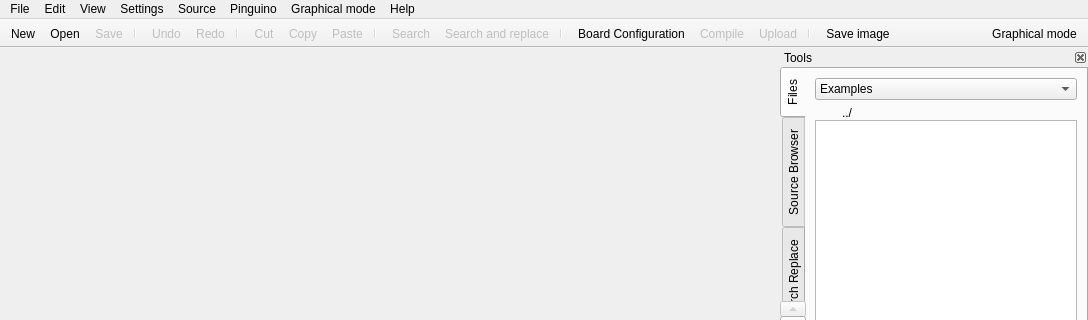
PinguinoIDE/pinguino-ide, file qtgui/frames/main.ui: the form before one commit; both pictures show x 0 to 1088 and y 0 to 320 of the 1088 by 699 pixel window.
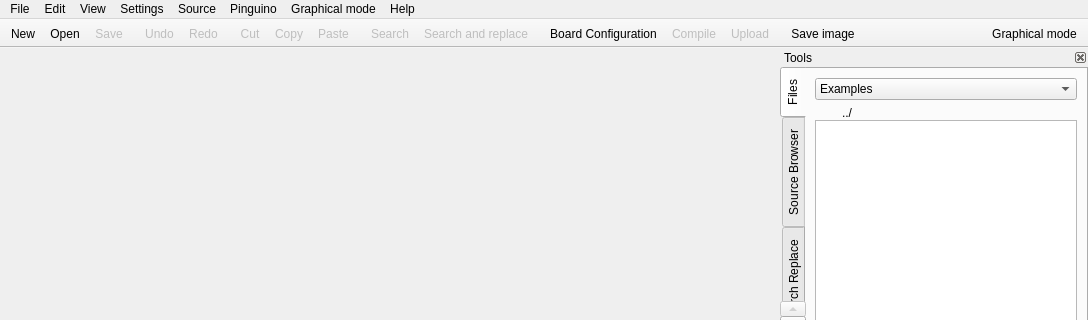
The form after the commit. Icons and pictures are not drawn.

```diff
--- a/qtgui/frames/main.ui
+++ b/qtgui/frames/main.ui
@@ -794,7 +794,6 @@
    <addaction name="actionNew_file"/>
    <addaction name="actionOpen_file"/>
    <addaction name="actionSave_file"/>
-   <addaction name="separator"/>
   </widget>
   <widget class="QToolBar" name="toolBar_undo_redo">
    <property name="windowTitle">
@@ -817,7 +816,6 @@
    </attribute>
    <addaction name="actionUndo"/>
    <addaction name="actionRedo"/>
-   <addaction name="separator"/>
   </widget>
   <widget class="QToolBar" name="toolBar_edit">
    <property name="windowTitle">
@@ -841,7 +839,6 @@
    <addaction name="actionCut"/>
    <addaction name="actionCopy"/>
    <addaction name="actionPaste"/>
-   <addaction name="separator"/>
   </widget>
   <widget class="QToolBar" name="toolBar_search_replace">
    <property name="windowTitle">
@@ -864,7 +861,6 @@
    </attribute>
    <addaction name="actionSearch"/>
    <addaction name="actionSearch_and_replace"/>
-   <addaction name="separator"/>
   </widget>
   <widget class="QToolBar" name="toolBar_pinguino">
    <property name="windowTitle">
@@ -888,7 +884,6 @@
    <addaction name="actionSelect_board"/>
    <addaction name="actionCompile"/>
    <addaction name="actionUpload"/>
-   <addaction name="separator"/>
   </widget>
   <widget class="QDockWidget" name="dockWidget_blocks">
    <property name="features">
```
Left out of the diff: 2 changed lines with no effect on the pictures.
